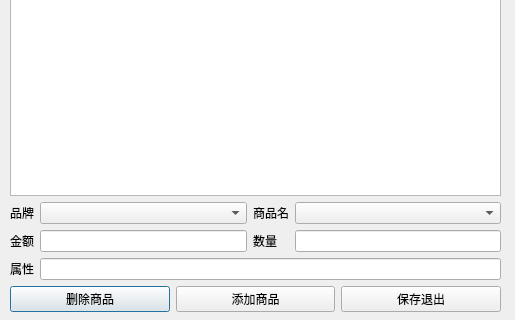
Qt form goodsimportdialog.ui (cryring/myorder) before a commit; both pictures show x 0 to 515 and y 269 to 589 of the 515 by 589 pixel window.
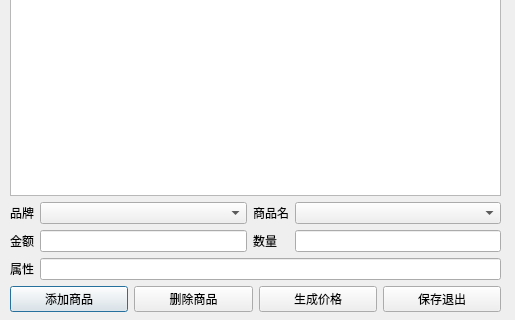
The same form after that commit.

```diff
--- a/goodsimportdialog.ui
+++ b/goodsimportdialog.ui
@@ -223,13 +223,6 @@
     </item>
     <item>
      <layout class="QHBoxLayout" name="horizontalLayout_2">
-      <item>
-       <widget class="QPushButton" name="delGoodsButton">
-        <property name="text">
-         <string>删除商品</string>
-        </property>
-       </widget>
-      </item>
       <item>
        <widget class="QPushButton" name="saveGoodsButton">
         <property name="text">
@@ -237,6 +230,20 @@
         </property>
        </widget>
       </item>
+      <item>
+       <widget class="QPushButton" name="delGoodsButton">
+        <property name="text">
+         <string>删除商品</string>
+        </property>
+       </widget>
+      </item>
+      <item>
+       <widget class="QPushButton" name="calcButton">
+        <property name="text">
+         <string>生成价格</string>
+        </property>
+       </widget>
+      </item>
       <item>
        <widget class="QPushButton" name="saveButton">
         <property name="text">
```
